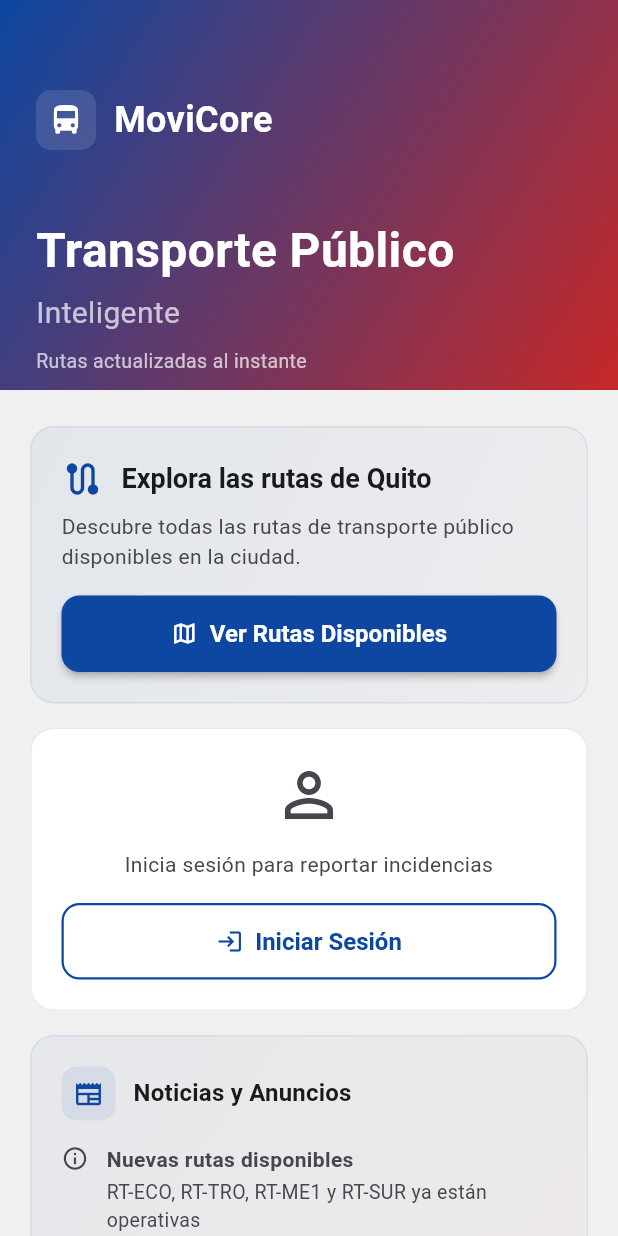
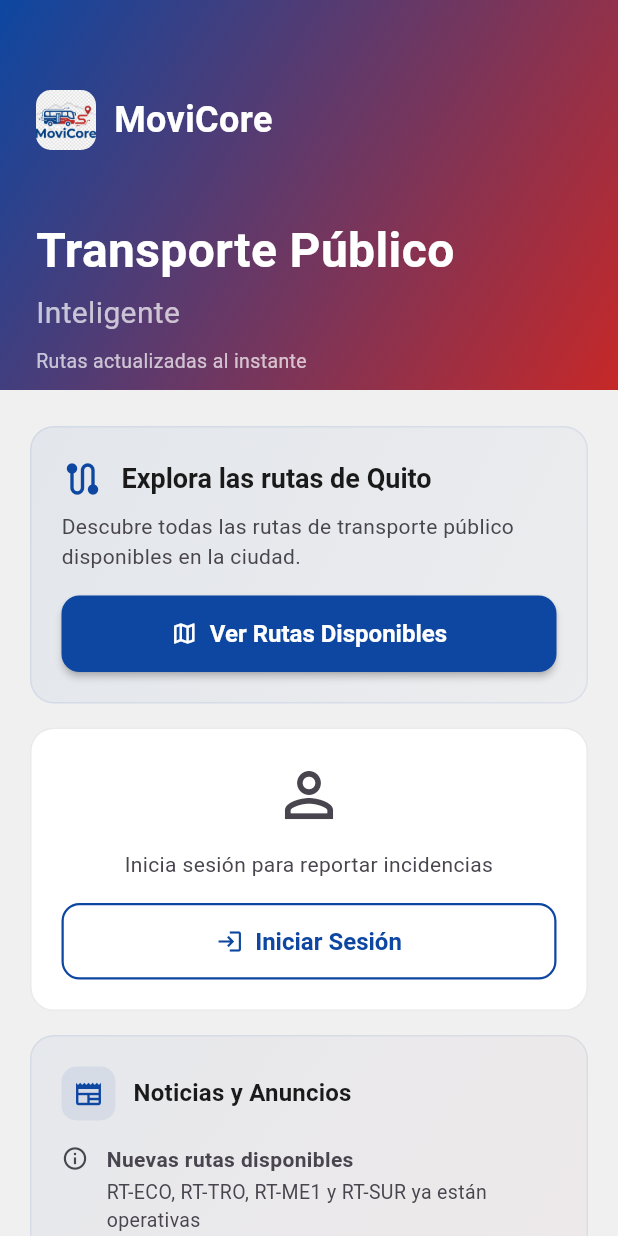
Before and after one commit to Yandri-99/GestionTransporteAndroid, a Flutter app: the HomeScreen screen opened directly, on a phone screen of 412 x 824 dp. Run offline on Flutter 3.47's test engine with Material 3 defaults, Android fonts, the phone set to English and light mode, and no system bars; our stand-ins replace dio, flutter_map, flutter_secure_storage, latlong2, shared_preferences; accounts and stored records are empty.

Commit message:
feat: add app logo to splash and home screen

```diff
--- a/lib/presentation/screens/public/home_screen.dart
+++ b/lib/presentation/screens/public/home_screen.dart
@@ -44,7 +44,10 @@ class HomeScreen extends StatelessWidget {
                                     color: Colors.white.withAlpha(30),
                                     borderRadius: BorderRadius.circular(10),
                                   ),
-                                  child: const Icon(Icons.directions_bus, color: Colors.white, size: 24),
+                                  child: ClipRRect(
+                                    borderRadius: BorderRadius.circular(10),
+                                    child: Image.asset('assets/images/logo.jpeg', width: 40, height: 40, fit: BoxFit.cover),
+                                  ),
                                 ),
                                 const SizedBox(width: 12),
                                 const Text('MoviCore',
--- a/lib/presentation/screens/public/splash_screen.dart
+++ b/lib/presentation/screens/public/splash_screen.dart
@@ -120,7 +120,10 @@ class _SplashScreenState extends State<SplashScreen>
                         color: Colors.white.withAlpha(30),
                         borderRadius: BorderRadius.circular(25),
                       ),
-                      child: const Icon(Icons.directions_bus, size: 56, color: Colors.white),
+                      child: ClipRRect(
+                        borderRadius: BorderRadius.circular(25),
+                        child: Image.asset('assets/images/logo.jpeg', width: 100, height: 100, fit: BoxFit.cover),
+                      ),
                     ),
                     const SizedBox(height: 24),
                     const Text('MoviCore', style: TextStyle(
--- a/pubspec.yaml
+++ b/pubspec.yaml
@@ -24,3 +24,5 @@ dev_dependencies:
 
 flutter:
   uses-material-design: true
+  assets:
+    - assets/images/logo.jpeg
```
Also changed, not shown: assets/images/logo.jpeg (added).
